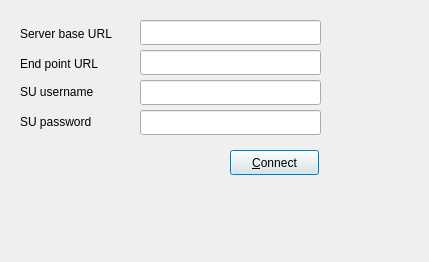
Before: the Qt Designer form adminsetupdialog.ui in iamOgunyinka/TragelPC, drawn with Qt 5.
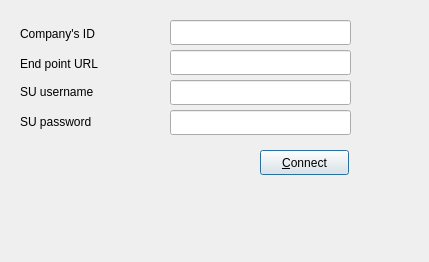
After: the same form once the commit is applied.

```diff
--- a/adminsetupdialog.ui
+++ b/adminsetupdialog.ui
@@ -18,7 +18,7 @@
     <rect>
      <x>20</x>
      <y>83</y>
-     <width>91</width>
+     <width>131</width>
      <height>17</height>
     </rect>
    </property>
@@ -34,7 +34,7 @@
     <rect>
      <x>20</x>
      <y>53</y>
-     <width>101</width>
+     <width>121</width>
      <height>21</height>
     </rect>
    </property>
@@ -50,7 +50,7 @@
     <rect>
      <x>20</x>
      <y>113</y>
-     <width>91</width>
+     <width>121</width>
      <height>17</height>
     </rect>
    </property>
@@ -64,7 +64,7 @@
   <widget class="QLineEdit" name="endpoint_url_line">
    <property name="geometry">
     <rect>
-     <x>140</x>
+     <x>170</x>
      <y>50</y>
      <width>181</width>
      <height>25</height>
@@ -74,7 +74,7 @@
   <widget class="QLineEdit" name="su_username_line">
    <property name="geometry">
     <rect>
-     <x>140</x>
+     <x>170</x>
      <y>80</y>
      <width>181</width>
      <height>25</height>
@@ -84,7 +84,7 @@
   <widget class="QLineEdit" name="su_password_line">
    <property name="geometry">
     <rect>
-     <x>140</x>
+     <x>170</x>
      <y>110</y>
      <width>181</width>
      <height>25</height>
@@ -99,12 +99,12 @@
     <rect>
      <x>20</x>
      <y>23</y>
-     <width>111</width>
+     <width>131</width>
      <height>21</height>
     </rect>
    </property>
    <property name="text">
-    <string>Server base URL</string>
+    <string>Company's ID</string>
    </property>
    <property name="buddy">
     <cstring>base_url_line</cstring>
@@ -113,7 +113,7 @@
   <widget class="QLineEdit" name="base_url_line">
    <property name="geometry">
     <rect>
-     <x>140</x>
+     <x>170</x>
      <y>20</y>
      <width>181</width>
      <height>25</height>
@@ -123,7 +123,7 @@
   <widget class="QPushButton" name="connect_button">
    <property name="geometry">
     <rect>
-     <x>230</x>
+     <x>260</x>
      <y>150</y>
      <width>89</width>
      <height>25</height>
```
Left out of the diff: 8 changed lines with no effect on the pictures.
